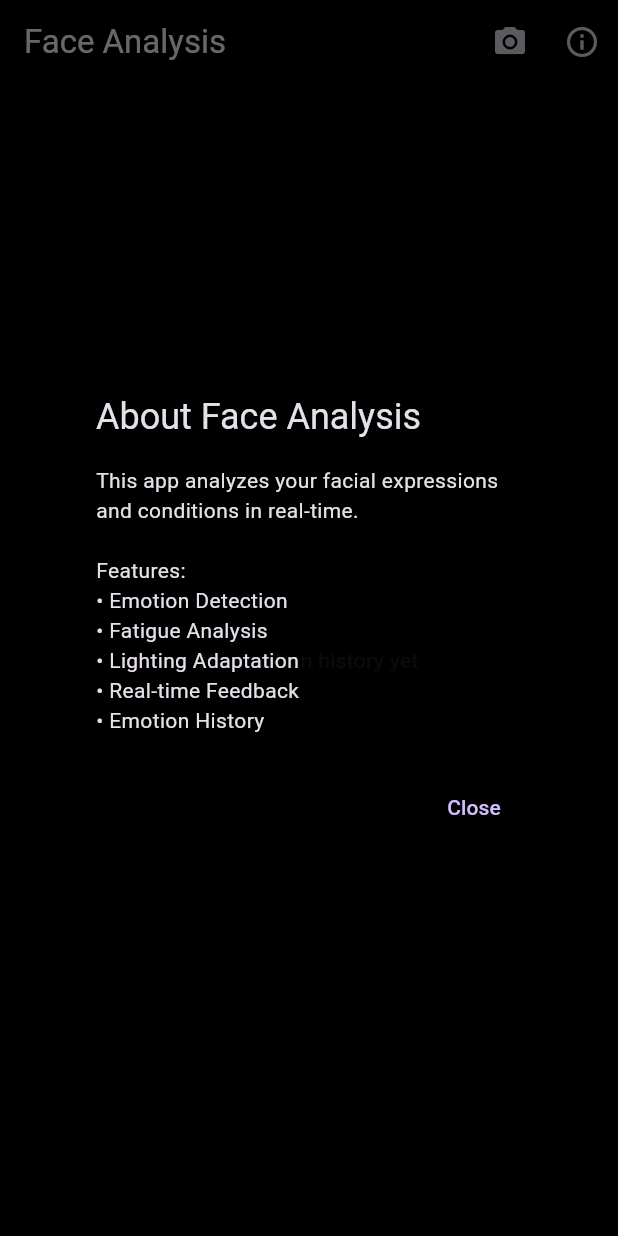
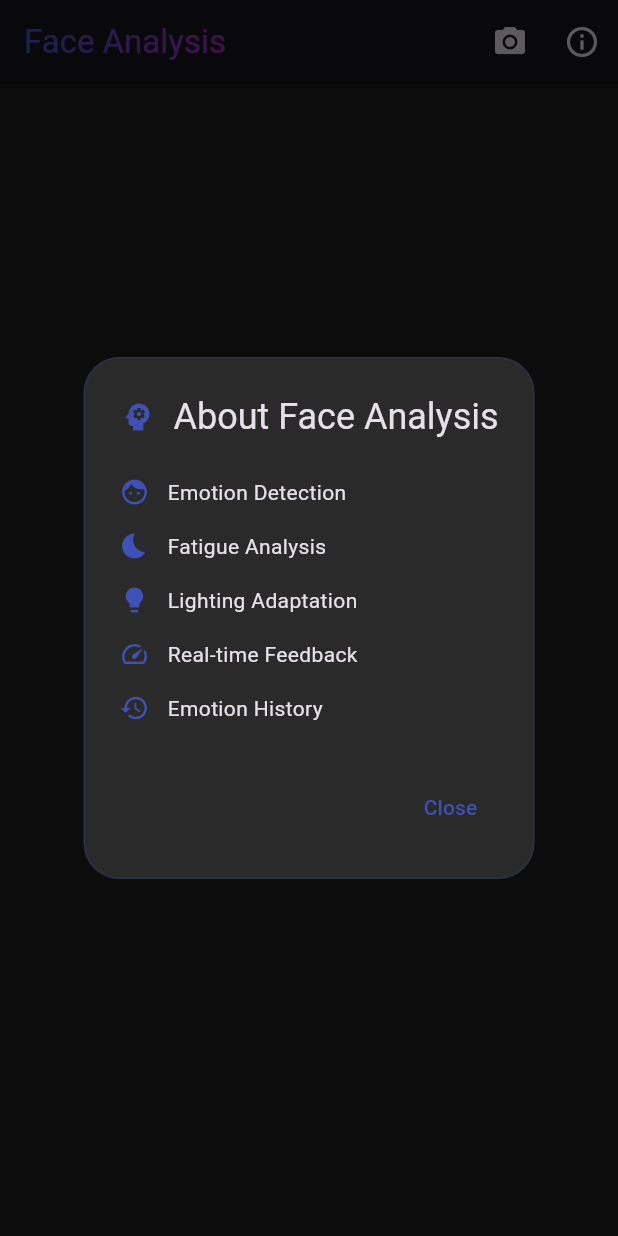
Before and after one commit to Va16hav07/facedetectionapp, a Flutter app: the screen it shows after launch, after a tap on the "history" icon, after a tap on the "info outline" icon, on a phone screen of 412 x 824 dp. Run offline on Flutter 3.47's test engine with Material 3 defaults, Android fonts, the light colour scheme and no system bars; our stand-ins replace camera, permission_handler, shared_preferences; missing offline and left inert: google_mlkit_commons, google_mlkit_face_detection.

Commit message:
added better UI

```diff
--- a/lib/main.dart
+++ b/lib/main.dart
@@ -8,6 +8,7 @@ import 'dart:typed_data';
 import 'dart:async';
 import 'package:shared_preferences/shared_preferences.dart';
 import 'dart:convert';
+import 'dart:ui';
 
 // Emotion data model
 class EmotionData {
@@ -56,19 +57,24 @@ class FaceDetectionApp extends StatelessWidget {
     return MaterialApp(
       debugShowCheckedModeBanner: false,
       theme: ThemeData(
-        primarySwatch: Colors.blue,
+        primarySwatch: Colors.indigo,
         brightness: Brightness.dark,
-        scaffoldBackgroundColor: Colors.black,
+        scaffoldBackgroundColor: Color(0xFF1A1A1A),
         cardTheme: CardTheme(
-          color: Colors.black54,
-          elevation: 8,
+          color: Colors.black.withOpacity(0.6),
+          elevation: 0,
           shape: RoundedRectangleBorder(
-            borderRadius: BorderRadius.circular(20),
+            borderRadius: BorderRadius.circular(24),
+            side: BorderSide(color: Colors.white10),
           ),
         ),
         floatingActionButtonTheme: FloatingActionButtonThemeData(
-          backgroundColor: Colors.black54,
-          elevation: 8,
+          backgroundColor: Colors.white.withOpacity(0.2),
+          elevation: 0,
+          extendedTextStyle: TextStyle(
+            fontWeight: FontWeight.bold,
+            letterSpacing: 1,
+          ),
         ),
       ),
       home: FaceDetectionScreen(),
@@ -547,196 +553,288 @@ class _FaceDetectionScreenState extends State<FaceDetectionScreen>
   @override
   Widget build(BuildContext context) {
     return Scaffold(
+      extendBodyBehindAppBar: true,
       appBar: AppBar(
-        title: Text("Face Analysis"),
-        backgroundColor: Colors.black87,
-        elevation: 0,
+        title: ShaderMask(
+          shaderCallback: (bounds) => LinearGradient(
+            colors: [Colors.indigo, Colors.purple],
+          ).createShader(bounds),
+          child: Text("Face Analysis"),
+        ),
         actions: [
           IconButton(
-            icon: Icon(_showHistory ? Icons.camera_alt : Icons.history),
-            onPressed: () {
-              setState(() {
-                _showHistory = !_showHistory;
-              });
-            },
+            icon: AnimatedSwitcher(
+              duration: Duration(milliseconds: 300),
+              child: Icon(
+                _showHistory ? Icons.camera_alt : Icons.history,
+                key: ValueKey(_showHistory),
+              ),
+            ),
+            onPressed: () => setState(() => _showHistory = !_showHistory),
           ),
           IconButton(
             icon: Icon(Icons.info_outline),
-            onPressed: () {
+            onPressed: () => _showInfoDialog(context),
+          ),
+        ],
+      ),
+      body: _showHistory ? _buildHistoryView() : _buildCameraView(),
+    );
+  }
+
+  void _showInfoDialog(BuildContext context) {
     showDialog(
       context: context,
       builder: (context) => AlertDialog(
-                  backgroundColor: Colors.black87,
-                  title: Text("About Face Analysis"),
-                  content: Text(
-                      "This app analyzes your facial expressions and conditions in real-time.\n\n"
-                      "Features:\n"
-                      "• Emotion Detection\n"
-                      "• Fatigue Analysis\n"
-                      "• Lighting Adaptation\n"
-                      "• Real-time Feedback\n"
-                      "• Emotion History"),
+        backgroundColor: Color(0xFF2A2A2A),
+        shape: RoundedRectangleBorder(
+          borderRadius: BorderRadius.circular(24),
+          side: BorderSide(color: Colors.indigo.withOpacity(0.2)),
+        ),
+        title: Row(
+          children: [
+            Icon(Icons.psychology, color: Colors.indigo),
+            SizedBox(width: 12),
+            Text("About Face Analysis"),
+          ],
+        ),
+        content: Column(
+          mainAxisSize: MainAxisSize.min,
+          crossAxisAlignment: CrossAxisAlignment.start,
+          children: [
+            _buildFeatureItem(Icons.face, "Emotion Detection"),
+            _buildFeatureItem(Icons.bedtime, "Fatigue Analysis"),
+            _buildFeatureItem(Icons.lightbulb, "Lighting Adaptation"),
+            _buildFeatureItem(Icons.speed, "Real-time Feedback"),
+            _buildFeatureItem(Icons.history, "Emotion History"),
+          ],
+        ),
         actions: [
           TextButton(
+            child: Text("Close", style: TextStyle(color: Colors.indigo)),
             onPressed: () => Navigator.pop(context),
-                      child: Text("Close"),
           ),
         ],
       ),
     );
-            },
+  }
+
+  Widget _buildFeatureItem(IconData icon, String text) {
+    return Padding(
+      padding: EdgeInsets.symmetric(vertical: 8),
+      child: Row(
+        children: [
+          Icon(icon, color: Colors.indigo, size: 20),
+          SizedBox(width: 12),
+          Text(text),
+        ],
+      ),
+    );
+  }
+
+  Widget _buildHistoryView() {
+    if (_emotionHistory.isEmpty) {
+      return Center(
+        child: Column(
+          mainAxisAlignment: MainAxisAlignment.center,
+          children: [
+            Icon(Icons.history,
+                size: 64, color: Colors.indigo.withOpacity(0.5)),
+            SizedBox(height: 16),
+            Text(
+              "No emotion history yet",
+              style: TextStyle(
+                color: Colors.white70,
+                fontSize: 18,
+                fontWeight: FontWeight.w500,
+              ),
             ),
           ],
         ),
-      body: _showHistory
-          ? _buildHistoryView()
-          : _isCameraInitialized
-              ? Stack(
-                  children: [
-                    Positioned.fill(child: CameraPreview(_cameraController!)),
-                    // Overlay gradient for better text visibility
-                    Positioned.fill(
-                      child: DecoratedBox(
+      );
+    }
+
+    return ListView.builder(
+      padding: EdgeInsets.all(16),
+      itemCount: _emotionHistory.length,
+      itemBuilder: (context, index) {
+        final data = _emotionHistory[_emotionHistory.length - 1 - index];
+        return AnimatedOpacity(
+          opacity: 1.0,
+          duration: Duration(milliseconds: 300),
+          child: Card(
+            margin: EdgeInsets.only(bottom: 12),
+            child: Container(
               decoration: BoxDecoration(
                 gradient: LinearGradient(
-                            begin: Alignment.topCenter,
-                            end: Alignment.bottomCenter,
                   colors: [
+                    _getMoodColor(data.mood).withOpacity(0.2),
                     Colors.transparent,
-                              Colors.black.withOpacity(0.7),
                   ],
+                  begin: Alignment.topLeft,
+                  end: Alignment.bottomRight,
+                ),
+              ),
+              child: ListTile(
+                contentPadding: EdgeInsets.all(16),
+                leading: Container(
+                  padding: EdgeInsets.all(8),
+                  decoration: BoxDecoration(
+                    color: _getMoodColor(data.mood).withOpacity(0.2),
+                    borderRadius: BorderRadius.circular(12),
+                  ),
+                  child: Icon(
+                    _getMoodIcon(data.mood),
+                    color: _getMoodColor(data.mood),
+                    size: 32,
+                  ),
+                ),
+                title: Text(
+                  data.mood,
+                  style: TextStyle(
+                    fontSize: 18,
+                    fontWeight: FontWeight.bold,
+                    color: _getMoodColor(data.mood),
+                  ),
+                ),
+                subtitle: Column(
+                  crossAxisAlignment: CrossAxisAlignment.start,
+                  children: [
+                    SizedBox(height: 8),
+                    _buildSubtitleRow(Icons.face, data.condition),
+                    _buildSubtitleRow(
+                        Icons.lightbulb_outline, data.lightingStatus),
+                    _buildSubtitleRow(
+                      Icons.access_time,
+                      data.timestamp.toString().substring(0, 16),
+                    ),
+                  ],
+                ),
+                trailing: SizedBox(
+                  width: 40,
+                  height: 40,
+                  child: CircularProgressIndicator(
+                    value: data.confidence,
+                    backgroundColor: Colors.white12,
+                    valueColor: AlwaysStoppedAnimation<Color>(
+                      _getMoodColor(data.mood),
+                    ),
+                    strokeWidth: 4,
                   ),
                 ),
               ),
             ),
+          ),
+        );
+      },
+    );
+  }
+
+  Widget _buildSubtitleRow(IconData icon, String text) {
+    return Padding(
+      padding: EdgeInsets.only(bottom: 4),
+      child: Row(
+        children: [
+          Icon(icon, size: 14, color: Colors.white54),
+          SizedBox(width: 8),
+          Expanded(
+            child: Text(
+              text,
+              style: TextStyle(color: Colors.white70),
+            ),
+          ),
+        ],
+      ),
+    );
+  }
+
+  Widget _buildCameraView() {
+    return _isCameraInitialized
+        ? Stack(
+            children: [
+              // Camera Preview with correct aspect ratio
+              Positioned.fill(
+                child: AspectRatio(
+                  aspectRatio: _cameraController!.value.aspectRatio,
+                  child: CameraPreview(_cameraController!),
+                ),
+              ),
+              // Grid overlay with face guide
+              Positioned.fill(
+                child: CustomPaint(
+                  painter: FaceGuidePainter(),
+                ),
+              ),
+              // Top controls
+              Positioned(
+                top: 100,
+                right: 20,
+                child: Column(
+                  children: [
+                    _buildControlButton(
+                      icon: Icons.flip_camera_ios,
+                      onPressed: _switchCamera,
+                      tooltip: 'Switch Camera',
+                    ),
+                    SizedBox(height: 16),
+                    _buildControlButton(
+                      icon: Icons.flash_auto,
+                      onPressed: () {},
+                      tooltip: 'Flash',
+                    ),
+                    SizedBox(height: 16),
+                    _buildControlButton(
+                      icon: Icons.grid_on,
+                      onPressed: () {},
+                      tooltip: 'Grid',
+                    ),
+                  ],
+                ),
+              ),
               // Analysis Card
-                    if (_isAnimationsInitialized &&
-                        _animationController != null &&
-                        _fadeAnimation != null &&
-                        _slideAnimation != null)
+              if (_isAnimationsInitialized && _animationController != null)
                 AnimatedBuilder(
                   animation: _animationController!,
                   builder: (context, child) {
                     return Positioned(
-                            bottom: 80 + _slideAnimation!.value,
+                      bottom: 90 + _slideAnimation!.value,
                       left: 20,
                       right: 20,
                       child: Opacity(
                         opacity: _fadeAnimation!.value,
-                              child: Card(
+                        child: Container(
+                          decoration: BoxDecoration(
+                            color: Colors.black87,
+                            borderRadius: BorderRadius.circular(24),
+                            border: Border.all(
+                              color: _moodColor.withOpacity(0.3),
+                              width: 2,
+                            ),
+                          ),
                           child: Padding(
-                                  padding: EdgeInsets.all(16),
+                            padding: EdgeInsets.all(20),
                             child: Column(
-                                    mainAxisSize: MainAxisSize.min,
                               children: [
-                                      // Lighting Status
-                                      Container(
-                                        padding: EdgeInsets.symmetric(
-                                            horizontal: 12, vertical: 6),
-                                        decoration: BoxDecoration(
-                                          color:
-                                              _lightingColor.withOpacity(0.2),
-                                          borderRadius:
-                                              BorderRadius.circular(20),
-                                        ),
-                                        child: Row(
-                                          mainAxisSize: MainAxisSize.min,
+                                Row(
+                                  mainAxisAlignment:
+                                      MainAxisAlignment.spaceAround,
                                   children: [
-                                            Icon(Icons.lightbulb_outline,
-                                                color: _lightingColor),
-                                            SizedBox(width: 8),
-                                            Text(
-                                              _lightingStatus,
-                                              style: TextStyle(
-                                                fontSize: 18,
-                                                fontWeight: FontWeight.bold,
+                                    _buildQuickStatusChip(
+                                      icon: Icons.lightbulb_outline,
+                                      text: _lightingStatus,
                                       color: _lightingColor,
                                     ),
+                                    _buildQuickStatusChip(
+                                      icon: Icons.face,
+                                      text: _faceCondition,
+                                      color: _conditionColor,
                                     ),
                                   ],
                                 ),
-                                      ),
-                                      SizedBox(height: 12),
-                                      // Face Condition
-                                      Container(
-                                        padding: EdgeInsets.symmetric(
-                                            horizontal: 12, vertical: 6),
-                                        decoration: BoxDecoration(
-                                          color:
-                                              _conditionColor.withOpacity(0.2),
-                                          borderRadius:
-                                              BorderRadius.circular(20),
-                                        ),
-                                        child: Row(
-                                          mainAxisSize: MainAxisSize.min,
-                                          children: [
-                                            Icon(Icons.face,
-                                                color: _conditionColor),
-                                            SizedBox(width: 8),
-                                            Text(
-                                              _faceCondition,
-                                              style: TextStyle(
-                                                fontSize: 20,
-                                                fontWeight: FontWeight.bold,
-                                                color: _conditionColor,
-                                              ),
-                                            ),
-                                          ],
-                                        ),
-                                      ),
-                                      SizedBox(height: 12),
-                                      // Mood
-                                      Container(
-                                        padding: EdgeInsets.symmetric(
-                                            horizontal: 12, vertical: 6),
-                                        decoration: BoxDecoration(
-                                          color: _moodColor.withOpacity(0.2),
-                                          borderRadius:
-                                              BorderRadius.circular(20),
-                                        ),
-                                        child: Row(
-                                          mainAxisSize: MainAxisSize.min,
-                                          children: [
-                                            Icon(Icons.psychology,
-                                                color: _moodColor),
-                                            SizedBox(width: 8),
-                                            Text(
-                                              _mood,
-                                              style: TextStyle(
-                                                fontSize: 24,
-                                                fontWeight: FontWeight.bold,
-                                                color: _moodColor,
-                                              ),
-                                            ),
-                                          ],
-                                        ),
-                                      ),
-                                      SizedBox(height: 12),
-                                      // Confidence Bar
-                                      Column(
-                                        children: [
-                                          ClipRRect(
-                                            borderRadius:
-                                                BorderRadius.circular(10),
-                                            child: LinearProgressIndicator(
-                                              value: _confidence,
-                                              backgroundColor: Colors.white24,
-                                              valueColor:
-                                                  AlwaysStoppedAnimation<Color>(
-                                                      _moodColor),
-                                              minHeight: 8,
-                                            ),
-                                          ),
-                                          SizedBox(height: 4),
-                                          Text(
-                                            "Confidence: ${(_confidence * 100).toStringAsFixed(1)}%",
-                                            style: TextStyle(
-                                              fontSize: 14,
-                                              color: Colors.white70,
-                                            ),
-                                          ),
-                                        ],
-                                      ),
+                                SizedBox(height: 16),
+                                _buildEnhancedMoodContainer(),
+                                SizedBox(height: 16),
+                                _buildConfidenceBar(),
                               ],
                             ),
                           ),
@@ -745,73 +843,152 @@ class _FaceDetectionScreenState extends State<FaceDetectionScreen>
                     );
                   },
                 ),
-                    // Camera Switch Button
-                    Positioned(
-                      bottom: 20,
-                      right: 20,
-                      child: FloatingActionButton(
-                        onPressed: _switchCamera,
-                        child: Icon(Icons.switch_camera),
-                        backgroundColor: Colors.black54,
+            ],
+          )
+        : _buildLoadingView();
+  }
+
+  Widget _buildControlButton({
+    required IconData icon,
+    required VoidCallback onPressed,
+    required String tooltip,
+  }) {
+    return Container(
+      decoration: BoxDecoration(
+        color: Colors.black54,
+        shape: BoxShape.circle,
+        border: Border.all(color: Colors.white24),
+      ),
+      child: IconButton(
+        icon: Icon(icon),
+        onPressed: onPressed,
+        tooltip: tooltip,
+        color: Colors.white,
+        iconSize: 24,
+      ),
+    );
+  }
+
+  Widget _buildQuickStatusChip({
+    required IconData icon,
+    required String text,
+    required Color color,
+  }) {
+    return Container(
+      padding: EdgeInsets.symmetric(horizontal: 12, vertical: 8),
+      decoration: BoxDecoration(
+        color: color.withOpacity(0.1),
+        borderRadius: BorderRadius.circular(20),
+        border: Border.all(color: color.withOpacity(0.3)),
+      ),
+      child: Row(
+        mainAxisSize: MainAxisSize.min,
+        children: [
+          Icon(icon, color: color, size: 16),
+          SizedBox(width: 8),
+          Text(
+            text,
+            style: TextStyle(
+              fontSize: 14,
+              fontWeight: FontWeight.bold,
+              color: color,
             ),
           ),
         ],
-                )
-              : Center(
+      ),
+    );
+  }
+
+  Widget _buildEnhancedMoodContainer() {
+    return Container(
+      width: double.infinity,
+      padding: EdgeInsets.all(16),
+      decoration: BoxDecoration(
+        color: _moodColor.withOpacity(0.1),
+        borderRadius: BorderRadius.circular(20),
+        border: Border.all(color: _moodColor.withOpacity(0.3)),
+      ),
+      child: Column(
+        children: [
+          Container(
+            padding: EdgeInsets.all(12),
+            decoration: BoxDecoration(
+              color: _moodColor.withOpacity(0.2),
+              shape: BoxShape.circle,
+            ),
+            child: Icon(
+              _getMoodIcon(_mood),
+              color: _moodColor,
+              size: 40,
+            ),
+          ),
+          SizedBox(height: 12),
+          Text(
+            _mood,
+            style: TextStyle(
+              fontSize: 28,
+              fontWeight: FontWeight.bold,
+              color: _moodColor,
+            ),
+          ),
+        ],
+      ),
+    );
+  }
+
+  Widget _buildConfidenceBar() {
+    return Column(
+      children: [
+        ClipRRect(
+          borderRadius: BorderRadius.circular(10),
+          child: LinearProgressIndicator(
+            value: _confidence,
+            backgroundColor: Colors.white12,
+            valueColor: AlwaysStoppedAnimation<Color>(_moodColor),
+            minHeight: 8,
+          ),
+        ),
+        SizedBox(height: 8),
+        Text(
+          "Confidence: ${(_confidence * 100).toStringAsFixed(1)}%",
+          style: TextStyle(
+            fontSize: 14,
+            color: Colors.white70,
+            fontWeight: FontWeight.w500,
+          ),
+        ),
+      ],
+    );
+  }
+
+  Widget _buildLoadingView() {
+    return Container(
+      color: Colors.black,
+      child: Center(
         child: Column(
           mainAxisAlignment: MainAxisAlignment.center,
           children: [
-                      CircularProgressIndicator(
-                        valueColor: AlwaysStoppedAnimation<Color>(Colors.white),
+            SizedBox(
+              width: 80,
+              height: 80,
+              child: CircularProgressIndicator(
+                valueColor: AlwaysStoppedAnimation<Color>(Colors.indigo),
+                strokeWidth: 6,
               ),
-                      SizedBox(height: 20),
+            ),
+            SizedBox(height: 24),
             Text(
               "Initializing Camera...",
               style: TextStyle(
                 color: Colors.white,
-                          fontSize: 16,
+                fontSize: 18,
+                fontWeight: FontWeight.w500,
+                letterSpacing: 1,
               ),
             ),
           ],
         ),
       ),
-    );
-  }
-
-  Widget _buildHistoryView() {
-    if (_emotionHistory.isEmpty) {
-      return Center(
-        child: Text(
-          "No emotion history yet",
-          style: TextStyle(color: Colors.white70),
-        ),
-      );
-    }
-
-    return ListView.builder(
-      itemCount: _emotionHistory.length,
-      itemBuilder: (context, index) {
-        final data = _emotionHistory[_emotionHistory.length - 1 - index];
-        return Card(
-          margin: EdgeInsets.symmetric(horizontal: 16, vertical: 8),
-          child: ListTile(
-            leading: Icon(
-              _getMoodIcon(data.mood),
-              color: _getMoodColor(data.mood),
-            ),
-            title: Text(data.mood),
-            subtitle: Text(
-              "${data.condition}\n${data.lightingStatus}\n${data.timestamp.toString().substring(0, 16)}",
-            ),
-            trailing: CircularProgressIndicator(
-              value: data.confidence,
-              backgroundColor: Colors.white24,
-              valueColor:
-                  AlwaysStoppedAnimation<Color>(_getMoodColor(data.mood)),
-            ),
-          ),
-        );
-      },
     );
   }
 
@@ -831,3 +1008,40 @@ class _FaceDetectionScreenState extends State<FaceDetectionScreen>
     return Colors.white;
   }
 }
+
+// Replace the GridPainter with FaceGuidePainter
+class FaceGuidePainter extends CustomPainter {
+  @override
+  void paint(Canvas canvas, Size size) {
+    final paint = Paint()
+      ..color = Colors.white.withOpacity(0.3)
+      ..strokeWidth = 1
+      ..style = PaintingStyle.stroke;
+
+    // Draw face guide oval
+    final ovalRect = Rect.fromCenter(
+      center: Offset(size.width / 2, size.height / 2),
+      width: size.width * 0.6,
+      height: size.height * 0.4,
+    );
+    canvas.drawOval(ovalRect, paint);
+
+    // Draw guide lines
+    paint.strokeWidth = 0.5;
+    // Vertical center line
+    canvas.drawLine(
+      Offset(size.width / 2, 0),
+      Offset(size.width / 2, size.height),
+      paint,
+    );
+    // Horizontal center line
+    canvas.drawLine(
+      Offset(0, size.height / 2),
+      Offset(size.width, size.height / 2),
+      paint,
+    );
+  }
+
+  @override
+  bool shouldRepaint(covariant CustomPainter oldDelegate) => false;
+}
```
Lines whose indentation alone changed are shown as unchanged.
